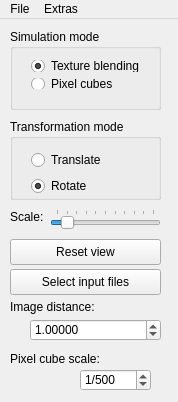
Before: the Qt Designer form glxraysim/mainwindow.ui in ulikoehler/xraysim, drawn with Qt 5.
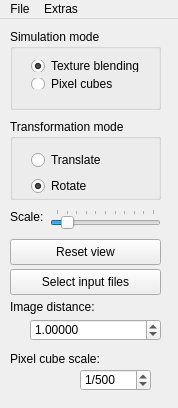
After: the same form once the commit is applied.

Patch:
```diff
--- a/glxraysim/mainwindow.ui
+++ b/glxraysim/mainwindow.ui
@@ -7,7 +7,7 @@
     <x>0</x>
     <y>0</y>
     <width>178</width>
-    <height>402</height>
+    <height>408</height>
    </rect>
   </property>
   <property name="windowTitle">
```
